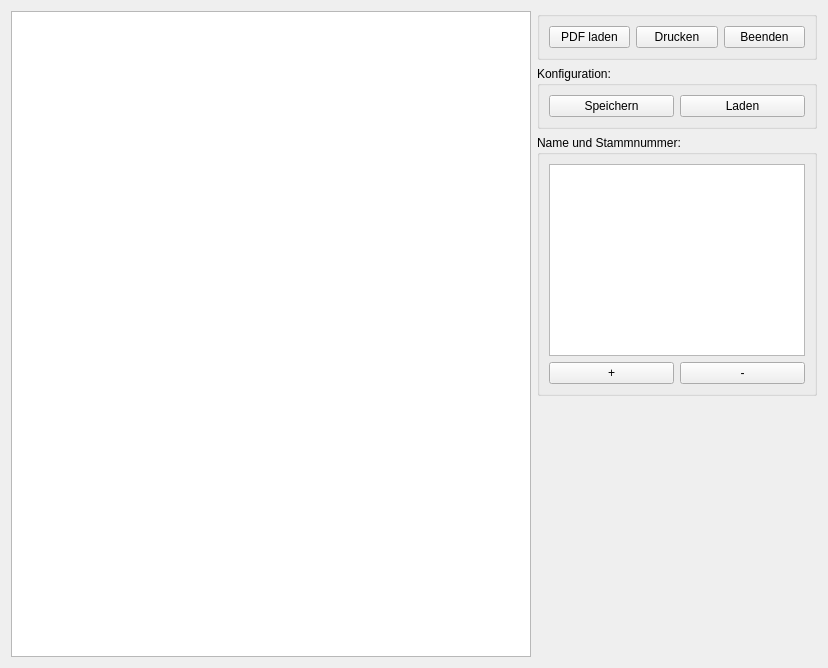
First picture: the form in src/pdf_display.ui, repository CodeName-666/VDataParser, before the edit.
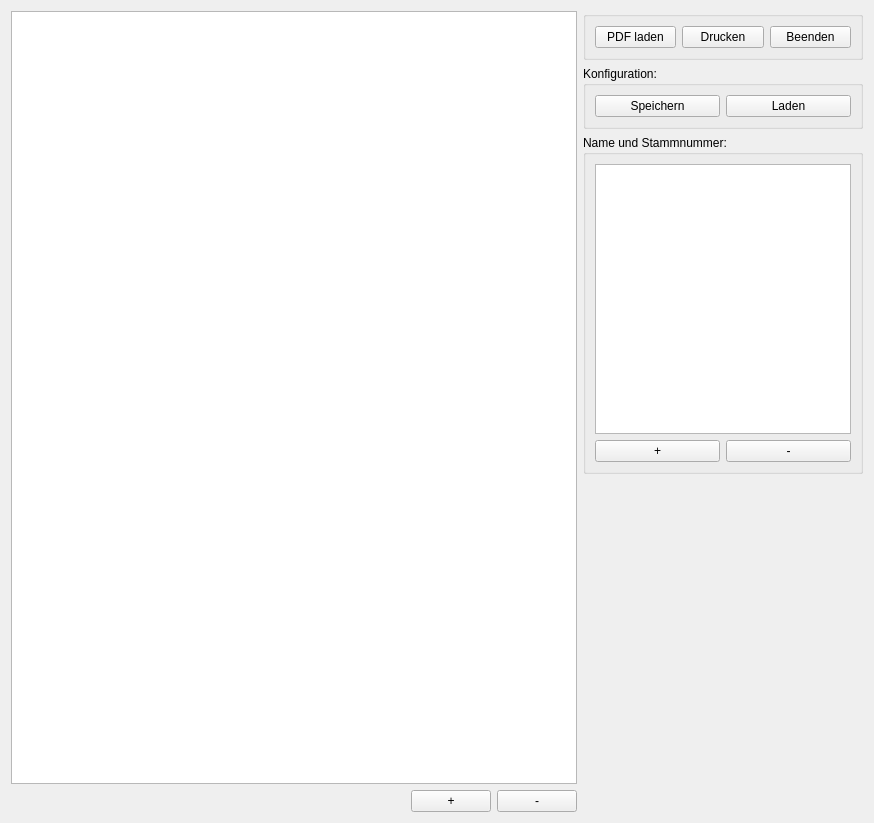
Second picture: the form after the edit.

Commit message: Implement ZoomIn and ZoomOut to UI

```diff
--- a/src/pdf_display.ui
+++ b/src/pdf_display.ui
@@ -6,16 +6,51 @@
    <rect>
     <x>0</x>
     <y>0</y>
-    <width>828</width>
-    <height>668</height>
+    <width>874</width>
+    <height>823</height>
    </rect>
   </property>
   <property name="windowTitle">
    <string>PDF Editor mit resizbaren Box-Overlays</string>
   </property>
-  <layout class="QHBoxLayout" name="horizontalLayout_4">
+  <layout class="QHBoxLayout" name="horizontalLayout_5">
    <item>
-    <widget class="QGraphicsView" name="graphicsView"/>
+    <layout class="QVBoxLayout" name="verticalLayout_3">
+     <item>
+      <widget class="QGraphicsView" name="graphicsView"/>
+     </item>
+     <item>
+      <layout class="QHBoxLayout" name="horizontalLayout_4">
+       <item>
+        <spacer name="horizontalSpacer">
+         <property name="orientation">
+          <enum>Qt::Orientation::Horizontal</enum>
+         </property>
+         <property name="sizeHint" stdset="0">
+          <size>
+           <width>40</width>
+           <height>20</height>
+          </size>
+         </property>
+        </spacer>
+       </item>
+       <item>
+        <widget class="QPushButton" name="btnZoomIn">
+         <property name="text">
+          <string>  +  </string>
+         </property>
+        </widget>
+       </item>
+       <item>
+        <widget class="QPushButton" name="btnZoomOut">
+         <property name="text">
+          <string>  -  </string>
+         </property>
+        </widget>
+       </item>
+      </layout>
+     </item>
+    </layout>
    </item>
    <item>
     <layout class="QVBoxLayout" name="verticalLayout_2">
```
The commit also changes 1 other file.
